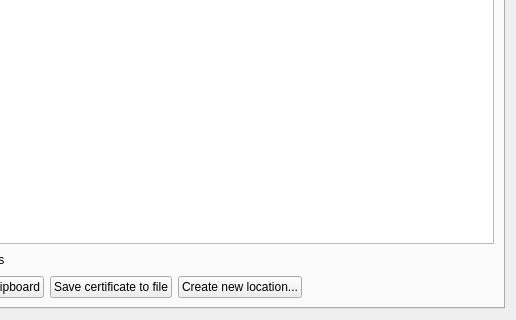
Before: the Qt Designer form retroshare-gui/src/gui/settings/CryptoPage.ui in RetroShare/RetroShare, drawn with Qt 5; both pictures show x 134 to 650 and y 246 to 566 of the 650 by 566 pixel window.
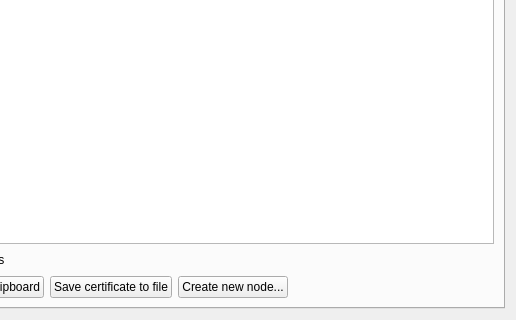
After: the same form once the commit is applied. The open tabs and pages were chosen to show the change. Icons and pictures are not drawn. Custom widgets are drawn as their Qt base class.

Commit message: Renamed "location" to "node" in gui (Patch from Henry)

The edit to the form file:
```diff
--- a/retroshare-gui/src/gui/settings/CryptoPage.ui
+++ b/retroshare-gui/src/gui/settings/CryptoPage.ui
@@ -484,7 +484,7 @@
          <item>
           <widget class="QPushButton" name="createNewLocation_PB">
            <property name="text">
-            <string>Create new location...</string>
+            <string>Create new node...</string>
            </property>
           </widget>
          </item>
```
Left out of the diff: 2 changed lines with no effect on the pictures. The commit also changes 18 other files.
